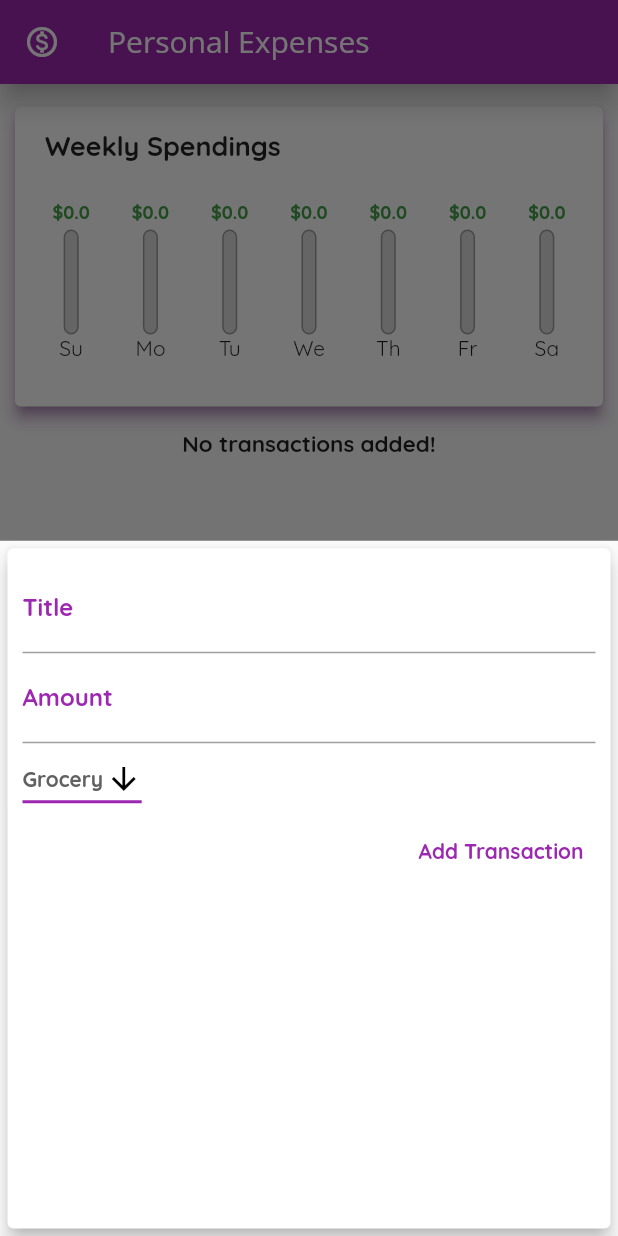
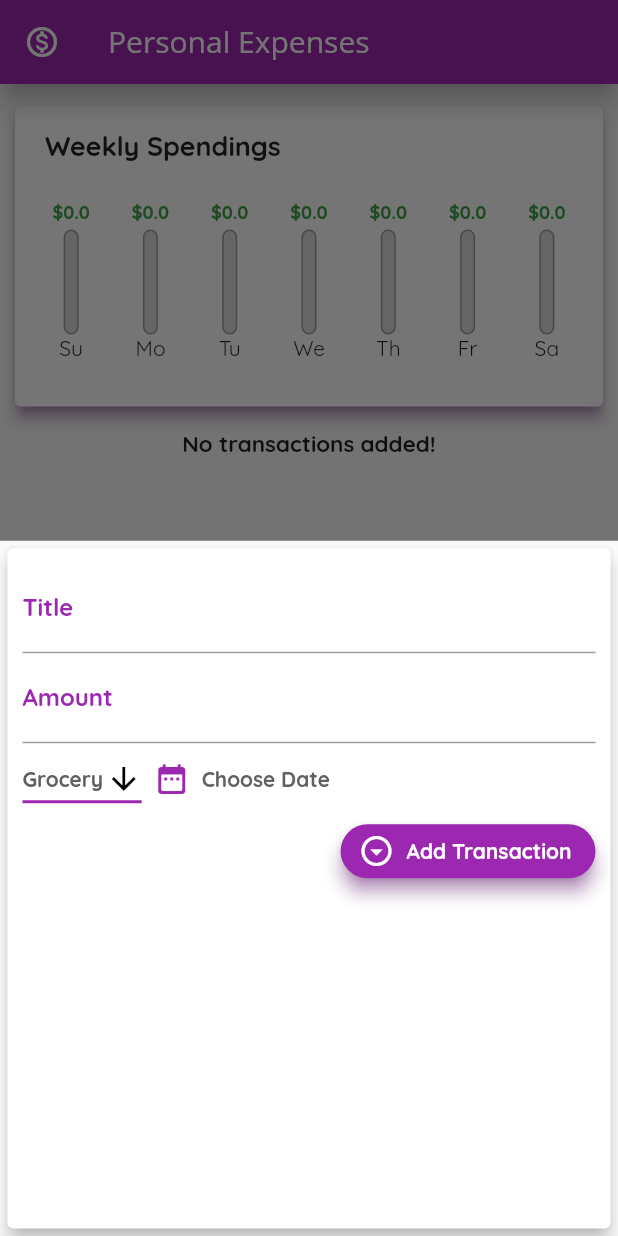
Before and after one commit to shre7989/personal_expenses_app, a Flutter app: the screen it shows after launch, after a tap on the "add" icon, on a phone screen of 412 x 824 dp. Run offline on Flutter 3.47's test engine with Material 2 defaults, Android fonts, the phone set to English and light mode, and no system bars.

Commit message:
added ability to choose date for transactions"

```diff
--- a/lib/main.dart
+++ b/lib/main.dart
@@ -37,7 +37,8 @@ class _MyHomePageState extends State<MyHomePage> {
     }).toList();
   }
 
-  void _addNewTransaction(String title, String amount, String type) {
+  void _addNewTransaction(
+      String title, String amount, String type, DateTime date) {
     double amountSpent = double.parse(amount);
     String id = DateTime.now().toString();
 
@@ -46,7 +47,7 @@ class _MyHomePageState extends State<MyHomePage> {
       title: title,
       amountSpent: amountSpent,
       type: type,
-      date: DateTime.now(),
+      date: date,
     );
     setState(() {
       _transactions.add(newTransaction);
@@ -58,6 +59,12 @@ class _MyHomePageState extends State<MyHomePage> {
     setState(() {
       print(_transactions.length);
       _transactions.remove(transaction);
+    });
+  }
+
+  void _clearTransaction(List<Transaction> transactionList) {
+    setState(() {
+      transactionList.clear();
     });
   }
 
@@ -88,7 +95,7 @@ class _MyHomePageState extends State<MyHomePage> {
       body: Column(
         children: <Widget>[
           Chart(_recentTransactions),
-          TransactionList(_transactions, _deleteTransaction),
+          TransactionList(_transactions, _deleteTransaction, _clearTransaction),
         ],
       ),
       floatingActionButtonLocation: FloatingActionButtonLocation.startFloat,
--- a/lib/widgets/transactions/info_label.dart
+++ b/lib/widgets/transactions/info_label.dart
@@ -14,7 +14,7 @@ class InfoLabel extends StatelessWidget {
         Text(
           transactionTitle,
           style: TextStyle(
-            fontSize: 14,
+            fontSize: 16,
             fontWeight: FontWeight.bold,
           ),
         ),
--- a/lib/widgets/transactions/transaction_entry.dart
+++ b/lib/widgets/transactions/transaction_entry.dart
@@ -1,5 +1,6 @@
 import 'package:flutter/material.dart';
 import '../../models/transaction.dart';
+import 'package:intl/intl.dart';
 
 class TransactionEntry extends StatefulWidget {
   final Function _addNewTransaction;
@@ -13,14 +14,42 @@ class TransactionEntry extends StatefulWidget {
 class _TransactionEntryState extends State<TransactionEntry> {
   final titleController = TextEditingController();
   final amountController = TextEditingController();
+  DateTime _selectedDate;
   String currDropDownItem = 'Grocery';
 
   void submitData() {
     String title = titleController.text;
     String amount = amountController.text;
-    widget._addNewTransaction(title, amount, currDropDownItem);
+
+    if (title.isEmpty || amount.isEmpty || _selectedDate == null) return;
+
+    widget._addNewTransaction(title, amount, currDropDownItem, _selectedDate);
 
     Navigator.of(context).pop();
+  }
+
+  void _displayDatePicker() {
+    DateTime now = DateTime.now();
+
+    showDatePicker(
+      context: context,
+      initialDate: now,
+      firstDate: DateTime(2020),
+      lastDate: DateTime.now(),
+    ).then((pickedDate) {
+      if (pickedDate == null) {
+        return;
+      }
+      if (pickedDate.year == now.year && pickedDate.day == now.day) {
+        setState(() {
+          _selectedDate = now;
+        });
+      } else {
+        setState(() {
+          _selectedDate = pickedDate;
+        });
+      }
+    });
   }
 
   @override
@@ -103,17 +132,49 @@ class _TransactionEntryState extends State<TransactionEntry> {
                     });
                   },
                 ),
+                TextButton.icon(
+                  onPressed: _displayDatePicker,
+                  icon: Icon(Icons.date_range_rounded),
+                  label: (_selectedDate == null)
+                      ? Text(
+                          'Choose Date',
+                          style: TextStyle(
+                            fontWeight: FontWeight.bold,
+                            color: Colors.grey[700],
+                          ),
+                        )
+                      : Text(
+                          DateFormat.yMd().format(_selectedDate),
+                          style: TextStyle(
+                            fontWeight: FontWeight.bold,
+                            color: Colors.grey[700],
+                          ),
+                        ),
+                ),
               ],
             ),
-            TextButton(
+            ElevatedButton.icon(
               onPressed: submitData,
-              child: Text(
+              style: ButtonStyle(
+                elevation: MaterialStateProperty.all(5),
+                shadowColor: MaterialStateProperty.all(Colors.purple),
+                shape: MaterialStateProperty.all(
+                  RoundedRectangleBorder(
+                    borderRadius: BorderRadius.circular(30),
+                  ),
+                ),
+              ),
+              label: Text(
                 "Add Transaction",
                 style: TextStyle(
                   fontSize: 14,
                   fontWeight: FontWeight.w600,
-                  color: Colors.purple,
+                  color: Colors.white,
                 ),
+              ),
+              icon: Icon(
+                Icons.arrow_drop_down_circle_outlined,
+                color: Colors.white,
               ),
             )
           ],
--- a/lib/widgets/transactions/transaction_list.dart
+++ b/lib/widgets/transactions/transaction_list.dart
@@ -11,10 +11,12 @@ import 'info_label.dart';
 class TransactionList extends StatelessWidget {
   final List<Transaction> _transactions;
   final Function _deleteTransaction;
+  final Function _clearTransaction;
 
   TransactionList(
     this._transactions,
     this._deleteTransaction,
+    this._clearTransaction,
   );
 
   @override
@@ -31,7 +33,8 @@ class TransactionList extends StatelessWidget {
                   children: [
                     Expanded(
                       flex: 2,
-                      child: TransactionListButtons(),
+                      child: TransactionListButtons(
+                          _transactions, _clearTransaction),
                     ),
                     Expanded(
                       flex: 13,
```
Also changed, not shown: lib/widgets/transactions/amount_label.dart (+9 -6 lines), lib/widgets/transactions/transaction_list_buttons.dart (+9 -1 lines).
